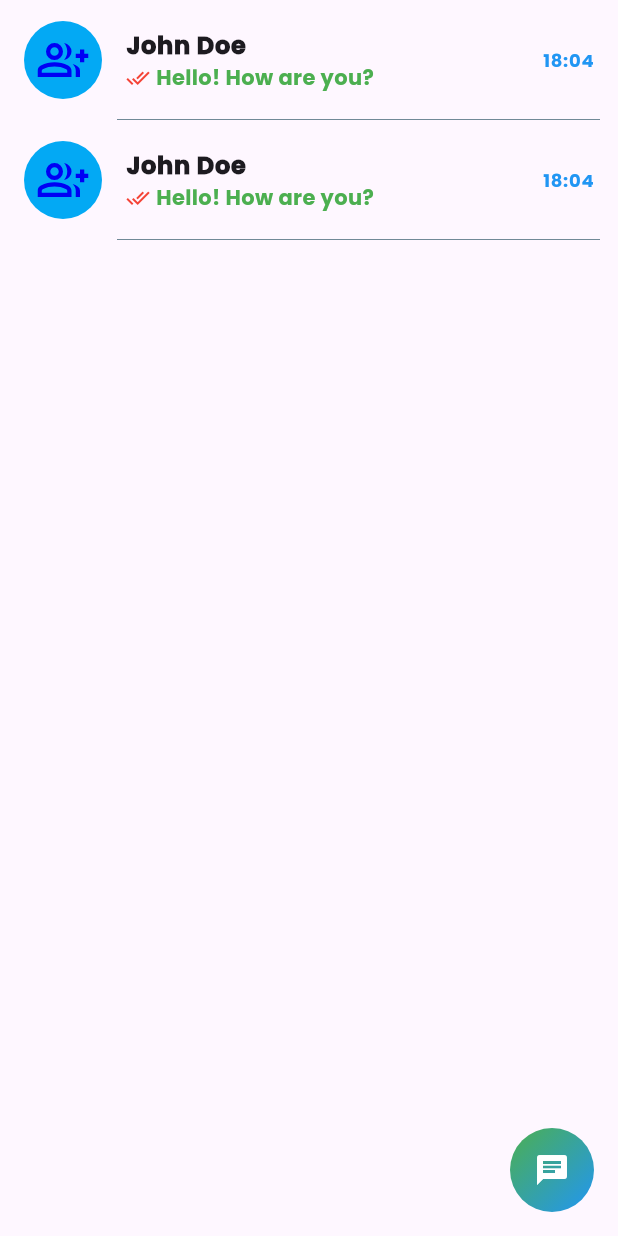
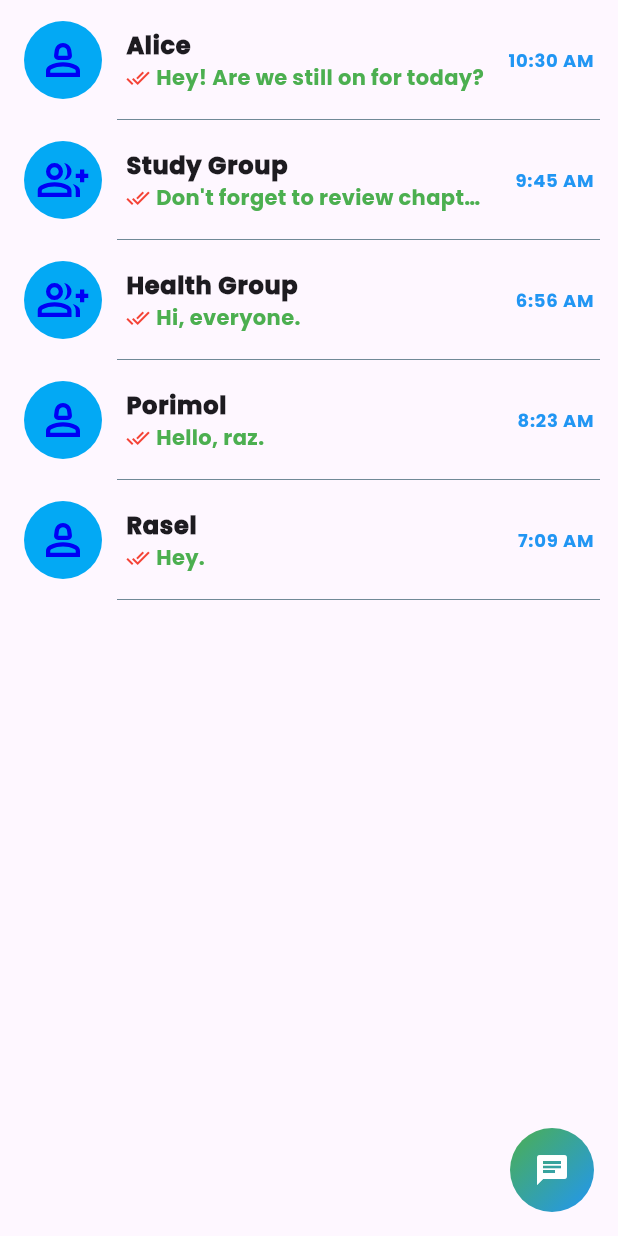
Before and after one commit to San2021331091/voxa-social-chat-app, a Flutter app: the ChatPage screen opened directly, on a phone screen of 412 x 824 dp. Run offline on Flutter 3.47's test engine with Material 3 defaults, Android fonts, the phone set to English and light mode, and no system bars; our stand-ins replace flutter_svg.

```diff
--- a/frontend/voxa/lib/customui/customcard.dart
+++ b/frontend/voxa/lib/customui/customcard.dart
@@ -1,14 +1,18 @@
 import 'package:flutter/material.dart';
 import 'package:flutter_svg/svg.dart';
+import 'package:voxa/model/chatmodel.dart';
+import 'package:voxa/screens/individualpage.dart';
 
 class CustomCard extends StatelessWidget {
-  const CustomCard({super.key});
+  const CustomCard({super.key, required this.chatModel});
+
+  final ChatModel chatModel;
 
   @override
   Widget build(BuildContext context) {
     return InkWell(
       onTap: () {
-
+        Navigator.push(context, MaterialPageRoute(builder: (context) => const  IndividualPage()));
       },
       child: Column(
         children: [
@@ -21,31 +25,45 @@ class CustomCard extends StatelessWidget {
                 radius: 26,
                 backgroundColor: Colors.lightBlue,
                 child: SvgPicture.asset(
-                "assets/groups.svg",
+                  chatModel.isGroup
+                      ? "assets/groups.svg"
+                      : "assets/persons.svg",
                   height: 34,
                   width: 34,
                 ),
               ),
-            title: const Text(
-              "John Doe",
-              style: TextStyle(
+              title: Text(
+                chatModel.name,
+                style: const TextStyle(
                   fontSize: 16,
                   fontWeight: FontWeight.w900,
                 ),
               ),
               subtitle: Row(
-              children: const [
-                Icon(Icons.done_all, size: 16, color: Colors.red),
-                SizedBox(width: 4),
-                Text(
-                  "Hello! How are you?",
-                  style: TextStyle(fontSize: 14, color: Colors.green, fontWeight: FontWeight.w700),
+                children: [
+                  const Icon(Icons.done_all, size: 16, color: Colors.red),
+                  const SizedBox(width: 4),
+                  /// Wrap the text in Expanded to prevent overflow
+                  Expanded(
+                    child: Text(
+                      chatModel.currentMessage ?? "No messages yet",
+                      overflow: TextOverflow.ellipsis,
+                      style: const TextStyle(
+                        fontSize: 14,
+                        color: Colors.green,
+                        fontWeight: FontWeight.w700,
+                      ),
+                    ),
                   ),
                 ],
               ),
-            trailing: const Text(
-              "18:04",
-              style: TextStyle(fontSize: 12, color: Colors.blue,fontWeight: FontWeight.w600),
+              trailing: Text(
+                chatModel.time,
+                style: const TextStyle(
+                  fontSize: 12,
+                  color: Colors.blue,
+                  fontWeight: FontWeight.w600,
+                ),
               ),
             ),
           ),
@@ -60,6 +78,7 @@ class CustomCard extends StatelessWidget {
             ),
           ),
         ],
-    ));
+      ),
+    );
   }
 }
--- /dev/null
+++ b/frontend/voxa/lib/model/chatmodel.dart
@@ -0,0 +1,9 @@
+class ChatModel{
+  final String name;
+  final bool isGroup;
+  final String ?currentMessage;
+  final String time;
+
+ const ChatModel({ required this.name,required this.isGroup, this.currentMessage, required this.time});
+
+}
--- a/frontend/voxa/lib/pages/ChatPage.dart
+++ b/frontend/voxa/lib/pages/ChatPage.dart
@@ -1,5 +1,6 @@
 import 'package:flutter/material.dart';
 import 'package:voxa/customui/customcard.dart';
+import 'package:voxa/model/chatmodel.dart';
 
 class ChatPage extends StatefulWidget {
   const ChatPage({super.key});
@@ -9,6 +10,44 @@ class ChatPage extends StatefulWidget {
 }
 
 class ChatPageState extends State<ChatPage> {
+
+  List<ChatModel> chats = const [
+    ChatModel(
+        name: "Alice",
+        isGroup: false,
+        currentMessage: "Hey! Are we still on for today?",
+        time: "10:30 AM"),
+    ChatModel(
+        name: "Study Group",
+        isGroup: true,
+        currentMessage: "Don't forget to review chapter 5.",
+        time: "9:45 AM"),
+
+   ChatModel(
+        name: "Health Group",
+        isGroup: true,
+        currentMessage: "Hi, everyone.",
+        time: "6:56 AM"),
+
+  ChatModel(
+        name: "Porimol",
+        isGroup: false,
+        currentMessage: "Hello, raz.",
+        time: "8:23 AM"),
+
+
+  ChatModel(
+        name: "Rasel",
+        isGroup: false,
+        currentMessage: "Hey.",
+        time: "7:09 AM"),
+
+
+
+
+
+
+  ];
   @override
   Widget build(BuildContext context) {
     return Scaffold(
@@ -33,12 +72,9 @@ class ChatPageState extends State<ChatPage> {
           child: const Icon(Icons.chat, color: Colors.white),
         ),
       ),
-      body: ListView(
-        children: [
-          CustomCard(),
-          CustomCard(),
-        ],
-      ),
-    );
+      body: ListView.builder(
+        itemCount: chats.length,
+        itemBuilder: ( context, index) => CustomCard(chatModel: chats[index]),
+    ));
   }
 }
--- /dev/null
+++ b/frontend/voxa/lib/screens/individualpage.dart
@@ -0,0 +1,25 @@
+import 'package:flutter/material.dart';
+
+class IndividualPage extends StatefulWidget {
+  const IndividualPage({super.key});
+
+  @override
+  IndividualPageState createState() => IndividualPageState();
+
+
+}
+
+
+class IndividualPageState extends State<IndividualPage> {
+  @override
+  Widget build(BuildContext context) {
+    return Scaffold(
+      appBar: AppBar(
+        title: const Text("Individual Page"),
+      ),
+      body: const Center(
+        child: Text("This is the Individual Page"),
+      ),
+    );
+  }
+}
```
Lines whose indentation alone changed are shown as unchanged.
